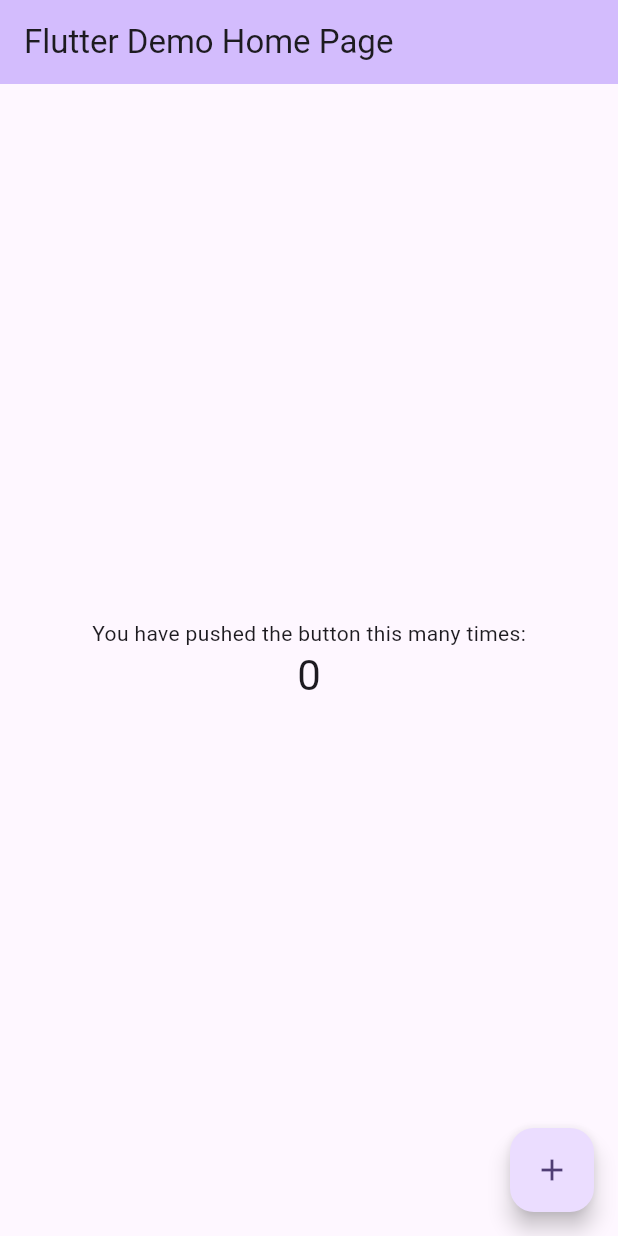
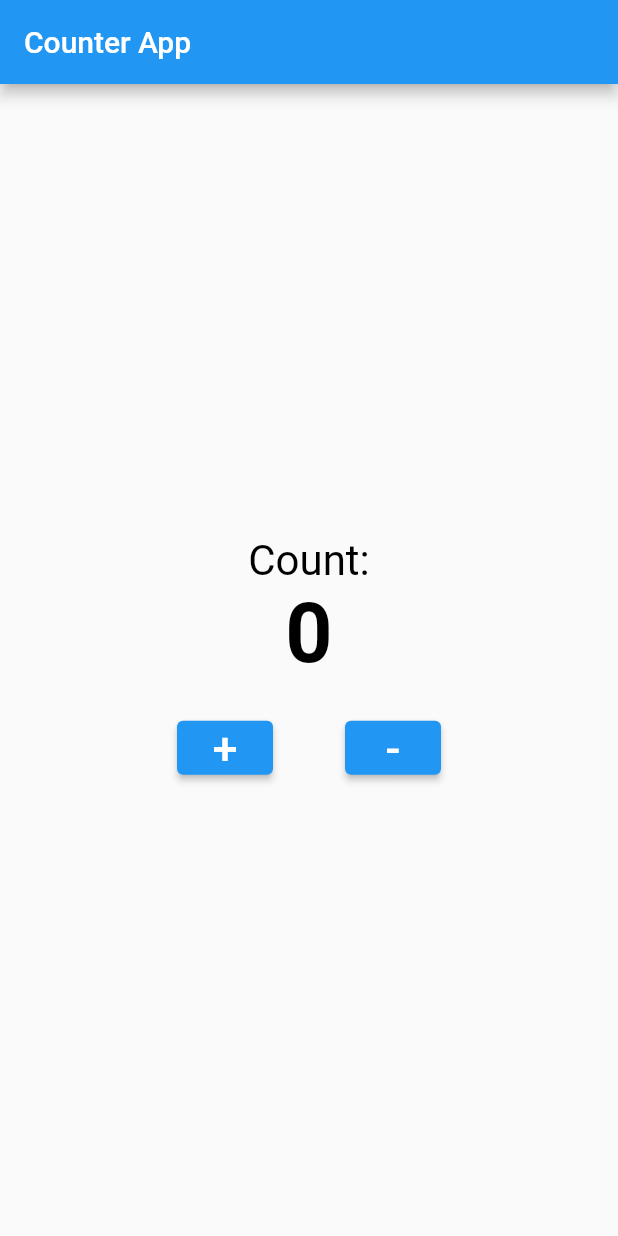
Before and after one commit to islamnabila/flutter_live_test, a Flutter app: the screen it shows after launch, on a phone screen of 412 x 824 dp. Run offline on Flutter 3.47's test engine with Material 2 defaults, Android fonts, the phone set to English and light mode, and no system bars.

```diff
--- a/lib/main.dart
+++ b/lib/main.dart
@@ -1,126 +1,111 @@
+import 'package:flutter/cupertino.dart';
 import 'package:flutter/material.dart';
-//flurtter
 
 void main() {
-  runApp(const MyApp());
+  runApp(MyApp());
 }
 
 class MyApp extends StatelessWidget {
   const MyApp({super.key});
 
-  // This widget is the root of your application.
   @override
   Widget build(BuildContext context) {
     return MaterialApp(
-      title: 'Flutter Demo',
-      theme: ThemeData(
-        // This is the theme of your application.
-        //
-        // TRY THIS: Try running your application with "flutter run". You'll see
-        // the application has a blue toolbar. Then, without quitting the app,
-        // try changing the seedColor in the colorScheme below to Colors.green
-        // and then invoke "hot reload" (save your changes or press the "hot
-        // reload" button in a Flutter-supported IDE, or press "r" if you used
-        // the command line to start the app).
-        //
-        // Notice that the counter didn't reset back to zero; the application
-        // state is not lost during the reload. To reset the state, use hot
-        // restart instead.
-        //
-        // This works for code too, not just values: Most code changes can be
-        // tested with just a hot reload.
-        colorScheme: ColorScheme.fromSeed(seedColor: Colors.deepPurple),
-        useMaterial3: true,
-      ),
-      home: const MyHomePage(title: 'Flutter Demo Home Page'),
+      home: MyHome(),
     );
   }
 }
 
-class MyHomePage extends StatefulWidget {
-  const MyHomePage({super.key, required this.title});
-
-  // This widget is the home page of your application. It is stateful, meaning
-  // that it has a State object (defined below) that contains fields that affect
-  // how it looks.
-
-  // This class is the configuration for the state. It holds the values (in this
-  // case the title) provided by the parent (in this case the App widget) and
-  // used by the build method of the State. Fields in a Widget subclass are
-  // always marked "final".
-
-  final String title;
+class MyHome extends StatefulWidget {
+  const MyHome({super.key});
 
   @override
-  State<MyHomePage> createState() => _MyHomePageState();
+  State<MyHome> createState() => _MyHomeState();
 }
 
-class _MyHomePageState extends State<MyHomePage> {
-  int _counter = 0;
-
-  void _incrementCounter() {
-    setState(() {
-      // This call to setState tells the Flutter framework that something has
-      // changed in this State, which causes it to rerun the build method below
-      // so that the display can reflect the updated values. If we changed
-      // _counter without calling setState(), then the build method would not be
-      // called again, and so nothing would appear to happen.
-      _counter++;
-    });
-  }
+class _MyHomeState extends State<MyHome> {
+  int counter = 0;
 
   @override
   Widget build(BuildContext context) {
-    // This method is rerun every time setState is called, for instance as done
-    // by the _incrementCounter method above.
-    //
-    // The Flutter framework has been optimized to make rerunning build methods
-    // fast, so that you can just rebuild anything that needs updating rather
-    // than having to individually change instances of widgets.
     return Scaffold(
       appBar: AppBar(
-        // TRY THIS: Try changing the color here to a specific color (to
-        // Colors.amber, perhaps?) and trigger a hot reload to see the AppBar
-        // change color while the other colors stay the same.
-        backgroundColor: Theme.of(context).colorScheme.inversePrimary,
-        // Here we take the value from the MyHomePage object that was created by
-        // the App.build method, and use it to set our appbar title.
-        title: Text(widget.title),
+        title: Text("Counter App"),
       ),
       body: Center(
-        // Center is a layout widget. It takes a single child and positions it
-        // in the middle of the parent.
         child: Column(
-          // Column is also a layout widget. It takes a list of children and
-          // arranges them vertically. By default, it sizes itself to fit its
-          // children horizontally, and tries to be as tall as its parent.
-          //
-          // Column has various properties to control how it sizes itself and
-          // how it positions its children. Here we use mainAxisAlignment to
-          // center the children vertically; the main axis here is the vertical
-          // axis because Columns are vertical (the cross axis would be
-          // horizontal).
-          //
-          // TRY THIS: Invoke "debug painting" (choose the "Toggle Debug Paint"
-          // action in the IDE, or press "p" in the console), to see the
-          // wireframe for each widget.
           mainAxisAlignment: MainAxisAlignment.center,
-          children: <Widget>[
-            const Text(
-              'You have pushed the button this many times:',
+          children: [
+            RichText(
+              text: TextSpan(
+                children: [
+                  TextSpan(
+                    text: "Count:\n",
+                    style: TextStyle(fontSize: 28, color: Colors.black),
+                  ),
+                  TextSpan(
+                    text: "$counter",
+                    style: TextStyle(
+                      fontSize: 55,
+                      color: Colors.black,
+                      fontWeight: FontWeight.bold,
+                    ),
+                  ),
+                ],
+              ),
+              textAlign: TextAlign.center,
             ),
-            Text(
-              '$_counter',
-              style: Theme.of(context).textTheme.headlineMedium,
+            SizedBox(
+              height: 20,
             ),
+            Padding(
+              padding: const EdgeInsets.only(left: 70, right: 70),
+              child: Row(
+                mainAxisAlignment: MainAxisAlignment.spaceEvenly,
+                children: [
+                  ElevatedButton(
+                      onPressed: () {
+                        setState(() {
+                          counter++;
+                          if (counter >= 5) {
+                            showDialog(
+                              context: context,
+                              builder: (BuildContext context) {
+                                return AlertDialog(
+                                  title: Text('Button Pressed $counter times'),
+                                  actions: [
+                                    TextButton(
+                                      onPressed: () {
+                                        Navigator.of(context).pop();
+                                      },
+                                      child: Text('Close'),
+                                    ),
+                                  ],
+                                );
+                              },
+                            );
+                          }
+                        });
+                      },
+                      child: Text(
+                        "+",
+                        style: TextStyle(fontSize: 30),
+                      )),
+                  ElevatedButton(
+                      onPressed: () {
+                        setState(() {
+                          if (counter > 0) {
+                            counter--;
+                          }
+                        });
+                      },
+                      child: Text("-", style: TextStyle(fontSize: 30))),
+                ],
+              ),
+            )
           ],
         ),
       ),
-      floatingActionButton: FloatingActionButton(
-        onPressed: _incrementCounter,
-        tooltip: 'Increment',
-        child: const Icon(Icons.add),
-      ), // This trailing comma makes auto-formatting nicer for build methods.
     );
   }
 }
```
